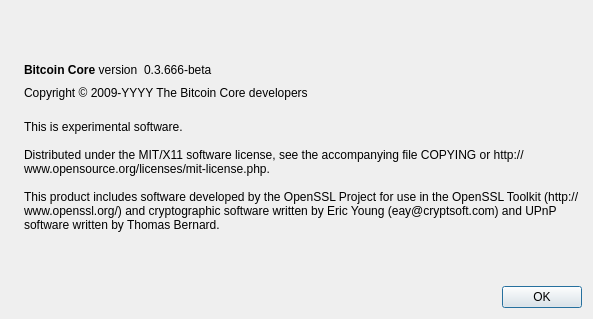
Old version of the form src/qt/forms/aboutdialog.ui in the repository Anoncoin/anoncoin.
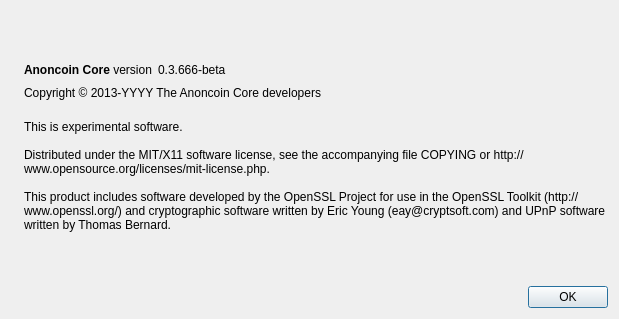
New version of the form. Icons and pictures are not drawn.

```diff
--- a/src/qt/forms/aboutdialog.ui
+++ b/src/qt/forms/aboutdialog.ui
@@ -6,7 +6,7 @@
    <rect>
     <x>0</x>
     <y>0</y>
-    <width>593</width>
+    <width>619</width>
     <height>319</height>
    </rect>
   </property>
@@ -50,7 +50,7 @@
           <cursorShape>IBeamCursor</cursorShape>
          </property>
          <property name="text">
-          <string>&lt;b&gt;Bitcoin Core&lt;/b&gt; version</string>
+          <string>&lt;b&gt;Anoncoin Core&lt;/b&gt; version</string>
          </property>
          <property name="textInteractionFlags">
           <set>Qt::LinksAccessibleByMouse|Qt::TextSelectableByKeyboard|Qt::TextSelectableByMouse</set>
@@ -91,7 +91,7 @@
         <cursorShape>IBeamCursor</cursorShape>
        </property>
        <property name="text">
-        <string notr="true">Copyright &amp;copy; 2009-YYYY The Bitcoin Core developers</string>
+        <string notr="true">Copyright &amp;copy; 2013-YYYY The Anoncoin Core developers</string>
        </property>
        <property name="textFormat">
         <enum>Qt::RichText</enum>
```
Left out of the diff: 4 changed lines with no effect on the pictures.
